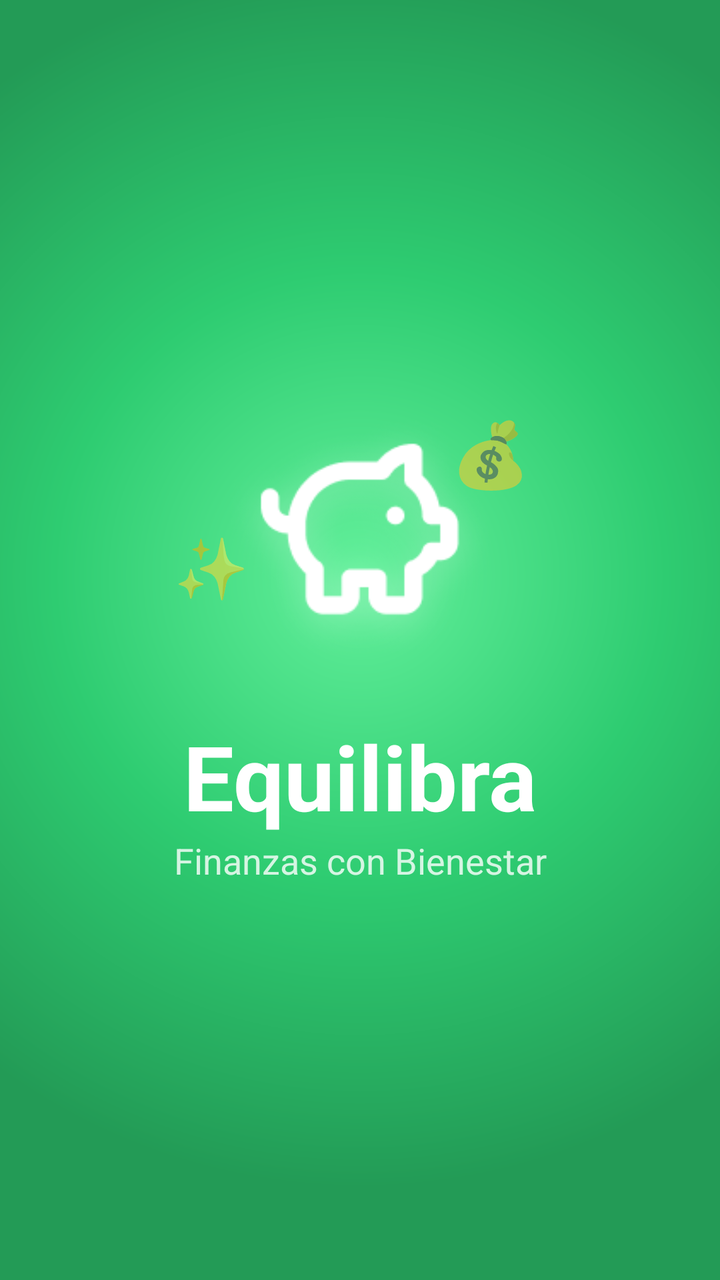
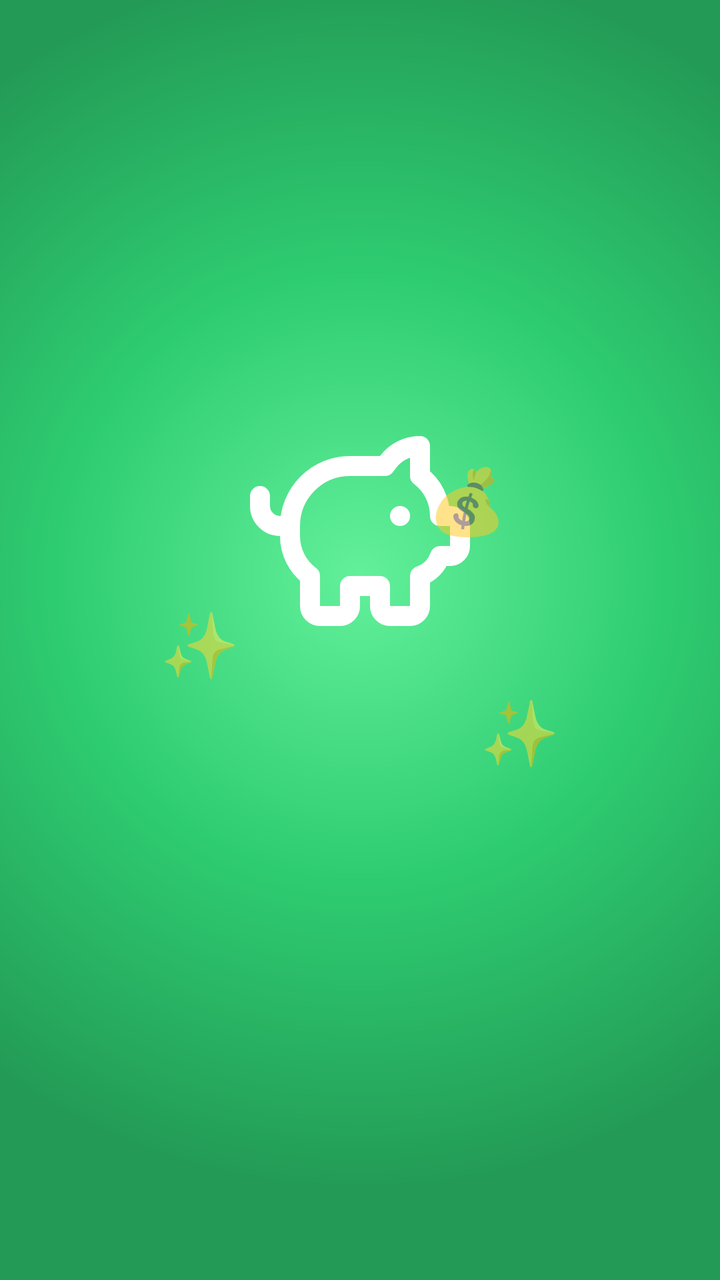

Two renders of the same Android screen: before a commit and after it. Below are the layout's source before the change and the commit's diff.
<!-- AndroidManifest.xml: application theme Theme.Equilibra -->
<!-- res/layout/activity_splash.xml -->
<?xml version="1.0" encoding="utf-8"?>
<androidx.constraintlayout.widget.ConstraintLayout
    xmlns:android="http://schemas.android.com/apk/res/android"
    xmlns:app="http://schemas.android.com/apk/res-auto"
    android:layout_width="match_parent"
    android:layout_height="match_parent"
    android:background="@drawable/bg_splash">

    
    <LinearLayout
        android:id="@+id/logo_container"
        android:layout_width="wrap_content"
        android:layout_height="wrap_content"
        android:orientation="vertical"
        android:gravity="center"
        app:layout_constraintBottom_toBottomOf="parent"
        app:layout_constraintEnd_toEndOf="parent"
        app:layout_constraintStart_toStartOf="parent"
        app:layout_constraintTop_toTopOf="parent">

        <ImageView
            android:id="@+id/img_logo"
            android:layout_width="140dp"
            android:layout_height="140dp"
            android:src="@drawable/img_logo"
            app:tint="@color/white" /> 

        <TextView
            android:id="@+id/txt_title"
            android:layout_width="wrap_content"
            android:layout_height="wrap_content"
            android:layout_marginTop="20dp"
            android:text="Equilibra"
            android:textColor="@color/white"
            android:textSize="45sp"
            android:textStyle="bold" />

        <TextView
            android:id="@+id/txt_subtitle"
            android:layout_width="wrap_content"
            android:layout_height="wrap_content"
            android:text="Finanzas con Bienestar"
            android:textColor="@color/white"
            android:textSize="18sp"
            android:alpha="0.8" />
    </LinearLayout>

    
    <TextView
        android:id="@+id/img_bag"
        android:layout_width="wrap_content"
        android:layout_height="wrap_content"
        android:text="💰"
        android:textSize="32sp"
        app:layout_constraintBottom_toTopOf="@+id/logo_container"
        app:layout_constraintEnd_toEndOf="@+id/logo_container"
        android:layout_marginEnd="8dp"
        android:layout_marginBottom="-50dp" />

    
    <TextView
        android:id="@+id/img_stars"
        android:layout_width="wrap_content"
        android:layout_height="wrap_content"
        android:text="✨"
        android:textSize="30sp"
        app:layout_constraintTop_toTopOf="@+id/logo_container"
        app:layout_constraintStart_toStartOf="@+id/logo_container"
        android:layout_marginStart="0dp"
        android:layout_marginTop="65dp" />

</androidx.constraintlayout.widget.ConstraintLayout>
<!-- resources referenced by this layout -->
<resources>
  <color name="white">#FFFFFF</color>
  <!-- drawable bg_splash (drawable) -->
  <?xml version="1.0" encoding="utf-8"?>
  <shape xmlns:android="http://schemas.android.com/apk/res/android"
      android:shape="rectangle">
      <gradient
          android:type="radial"
          android:gradientRadius="85%p"
          android:centerX="50%"
          android:centerY="45%"
          android:startColor="#63F09B"
          android:centerColor="#2ECC71"
          android:endColor="#239B56" />
  </shape>
  <!-- drawable img_logo: png bitmap (drawable, 8559 bytes) -->
  <style name="Theme.Equilibra" parent="Theme.MaterialComponents.DayNight.NoActionBar">
          <item name="colorPrimary">@color/primary_main</item>
          <item name="colorPrimaryVariant">@color/primary_light</item>
          <item name="colorOnPrimary">@color/white</item>
  
          <item name="colorSecondary">@color/secondary_main</item>
          <item name="colorSecondaryVariant">@color/secondary_light</item>
          <item name="colorOnSecondary">@color/white</item>
  
          <item name="android:statusBarColor">@color/primary_light</item>
          <item name="android:windowBackground">@color/primary_lightest</item>
  
          <item name="colorAccent">@color/accent_main</item>
      </style>
  <color name="primary_main">#2ECC71</color>
  <color name="primary_light">#27AE60</color>
  <color name="secondary_main">#3498DB</color>
  <color name="secondary_light">#5DADE2</color>
  <color name="primary_lightest">#E8F8F0</color>
  <color name="accent_main">#E67E22</color>
</resources>

<!-- the commit's change to res/layout/activity_splash.xml (unified diff, before → after) -->
@@ -2,71 +2,105 @@
 <androidx.constraintlayout.widget.ConstraintLayout
     xmlns:android="http://schemas.android.com/apk/res/android"
     xmlns:app="http://schemas.android.com/apk/res-auto"
+    xmlns:tools="http://schemas.android.com/tools"
     android:layout_width="match_parent"
     android:layout_height="match_parent"
     android:background="@drawable/bg_splash">
 
     
-    <LinearLayout
-        android:id="@+id/logo_container"
+    <FrameLayout
+        android:id="@+id/logoContainer"
         android:layout_width="wrap_content"
         android:layout_height="wrap_content"
-        android:orientation="vertical"
-        android:gravity="center"
+        app:layout_constraintTop_toTopOf="parent"
         app:layout_constraintBottom_toBottomOf="parent"
+        app:layout_constraintStart_toStartOf="parent"
         app:layout_constraintEnd_toEndOf="parent"
-        app:layout_constraintStart_toStartOf="parent"
-        app:layout_constraintTop_toTopOf="parent">
+        app:layout_constraintVertical_bias="0.4">
 
+        
         <ImageView
-            android:id="@+id/img_logo"
-            android:layout_width="140dp"
-            android:layout_height="140dp"
-            android:src="@drawable/img_logo"
-            app:tint="@color/white" /> 
+            android:id="@+id/piggyBankIcon"
+            android:layout_width="120dp"
+            android:layout_height="120dp"
+            android:layout_gravity="center"
+            android:src="@drawable/ic_piggy_bank"
+            android:tint="@android:color/white" />
 
-        <TextView
-            android:id="@+id/txt_title"
-            android:layout_width="wrap_content"
-            android:layout_height="wrap_content"
-            android:layout_marginTop="20dp"
-            android:text="Equilibra"
-            android:textColor="@color/white"
-            android:textSize="45sp"
-            android:textStyle="bold" />
+    </FrameLayout>
 
-        <TextView
-            android:id="@+id/txt_subtitle"
-            android:layout_width="wrap_content"
-            android:layout_height="wrap_content"
-            android:text="Finanzas con Bienestar"
-            android:textColor="@color/white"
-            android:textSize="18sp"
-            android:alpha="0.8" />
-    </LinearLayout>
 
     
     <TextView
-        android:id="@+id/img_bag"
+        android:id="@+id/coinEmoji"
         android:layout_width="wrap_content"
         android:layout_height="wrap_content"
+        android:layout_gravity="top|end"
+        android:layout_marginTop="228dp"
+        android:alpha="1"
         android:text="💰"
         android:textSize="32sp"
-        app:layout_constraintBottom_toTopOf="@+id/logo_container"
-        app:layout_constraintEnd_toEndOf="@+id/logo_container"
-        android:layout_marginEnd="8dp"
-        android:layout_marginBottom="-50dp" />
+        app:layout_constraintEnd_toEndOf="parent"
+        app:layout_constraintHorizontal_bias="0.668"
+        app:layout_constraintStart_toStartOf="parent"
+        app:layout_constraintTop_toTopOf="parent" />
 
     
     <TextView
-        android:id="@+id/img_stars"
+        android:id="@+id/sparkleLeft"
         android:layout_width="wrap_content"
         android:layout_height="wrap_content"
+        android:layout_gravity="center_vertical|start"
+        android:layout_marginTop="300dp"
+        android:alpha="1"
         android:text="✨"
-        android:textSize="30sp"
-        app:layout_constraintTop_toTopOf="@+id/logo_container"
-        app:layout_constraintStart_toStartOf="@+id/logo_container"
-        android:layout_marginStart="0dp"
-        android:layout_marginTop="65dp" />
+        android:textSize="32sp"
+        app:layout_constraintEnd_toStartOf="@+id/logoContainer"
+        app:layout_constraintHorizontal_bias="1.0"
+        app:layout_constraintStart_toStartOf="parent"
+        app:layout_constraintTop_toTopOf="parent" />
+
+    <TextView
+        android:id="@+id/sparkleRight"
+        android:layout_width="wrap_content"
+        android:layout_height="wrap_content"
+        android:layout_gravity="center_vertical|end"
+        android:layout_marginTop="344dp"
+        android:alpha="1"
+        android:text="✨"
+        android:textSize="32sp"
+        app:layout_constraintEnd_toEndOf="parent"
+        app:layout_constraintHorizontal_bias="0.0"
+        app:layout_constraintStart_toEndOf="@+id/logoContainer"
+        app:layout_constraintTop_toTopOf="parent" />
+
+    
+    <TextView
+        android:id="@+id/appTitle"
+        android:layout_width="wrap_content"
+        android:layout_height="wrap_content"
+        android:text="@string/app_name"
+        android:textSize="48sp"
+        android:textStyle="bold"
+        android:textColor="@color/white"
+        android:alpha="0"
+        android:layout_marginTop="32dp"
+        app:layout_constraintTop_toBottomOf="@id/logoContainer"
+        app:layout_constraintStart_toStartOf="parent"
+        app:layout_constraintEnd_toEndOf="parent" />
+
+    
+    <TextView
+        android:id="@+id/appSubtitle"
+        android:layout_width="wrap_content"
+        android:layout_height="wrap_content"
+        android:text="@string/leyenda"
+        android:textSize="20sp"
+        android:textColor="@color/white_transparent"
+        android:alpha="0"
+        android:layout_marginTop="8dp"
+        app:layout_constraintTop_toBottomOf="@id/appTitle"
+        app:layout_constraintStart_toStartOf="parent"
+        app:layout_constraintEnd_toEndOf="parent" />
 
 </androidx.constraintlayout.widget.ConstraintLayout>
<!-- resource entries referenced after the edit -->
@@ -1,6 +1,7 @@
 <!-- resources referenced by this layout -->
 <resources>
   <color name="white">#FFFFFF</color>
+  <color name="white_transparent">#E6FFFFFF</color>
   <!-- drawable bg_splash (drawable) -->
   <?xml version="1.0" encoding="utf-8"?>
   <shape xmlns:android="http://schemas.android.com/apk/res/android"
@@ -14,7 +15,33 @@
           android:centerColor="#2ECC71"
           android:endColor="#239B56" />
   </shape>
-  <!-- drawable img_logo: png bitmap (drawable, 8559 bytes) -->
+  <!-- drawable ic_piggy_bank (drawable) -->
+  <vector xmlns:android="http://schemas.android.com/apk/res/android" xmlns:aapt="http://schemas.android.com/aapt"
+      android:viewportWidth="24"
+      android:viewportHeight="24"
+      android:width="24dp"
+      android:height="24dp">
+      <path
+          android:pathData="M11 17h3v2a1 1 0 0 0 1 1h2a1 1 0 0 0 1 -1v-3a3.16 3.16 0 0 0 2 -2h1a1 1 0 0 0 1 -1v-2a1 1 0 0 0 -1 -1h-1a5 5 0 0 0 -2 -4V3a4 4 0 0 0 -3.2 1.6l-0.3 0.4H11a6 6 0 0 0 -6 6v1a5 5 0 0 0 2 4v3a1 1 0 0 0 1 1h2a1 1 0 0 0 1 -1z"
+          android:strokeColor="#000000"
+          android:strokeWidth="2"
+          android:strokeLineCap="round"
+          android:strokeLineJoin="round" />
+      <path
+          android:pathData="M16 10h0.01"
+          android:strokeColor="#000000"
+          android:strokeWidth="2"
+          android:strokeLineCap="round"
+          android:strokeLineJoin="round" />
+      <path
+          android:pathData="M2 8v1a2 2 0 0 0 2 2h1"
+          android:strokeColor="#000000"
+          android:strokeWidth="2"
+          android:strokeLineCap="round"
+          android:strokeLineJoin="round" />
+  </vector>
+  <string name="app_name">Equilibra</string>
+  <string name="leyenda">"Finanzas con Bienestar</string>
   <style name="Theme.Equilibra" parent="Theme.MaterialComponents.DayNight.NoActionBar">
           <item name="colorPrimary">@color/primary_main</item>
           <item name="colorPrimaryVariant">@color/primary_light</item>
